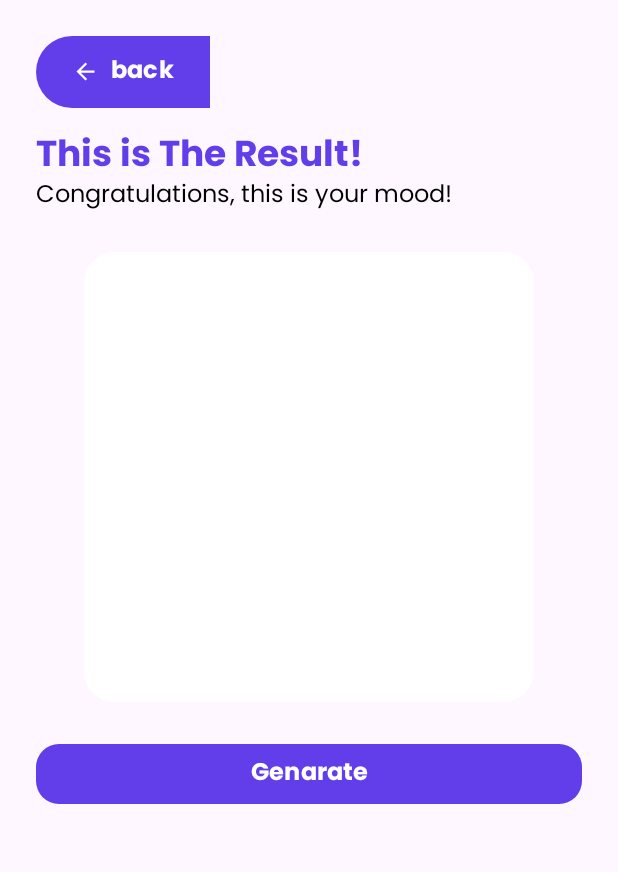
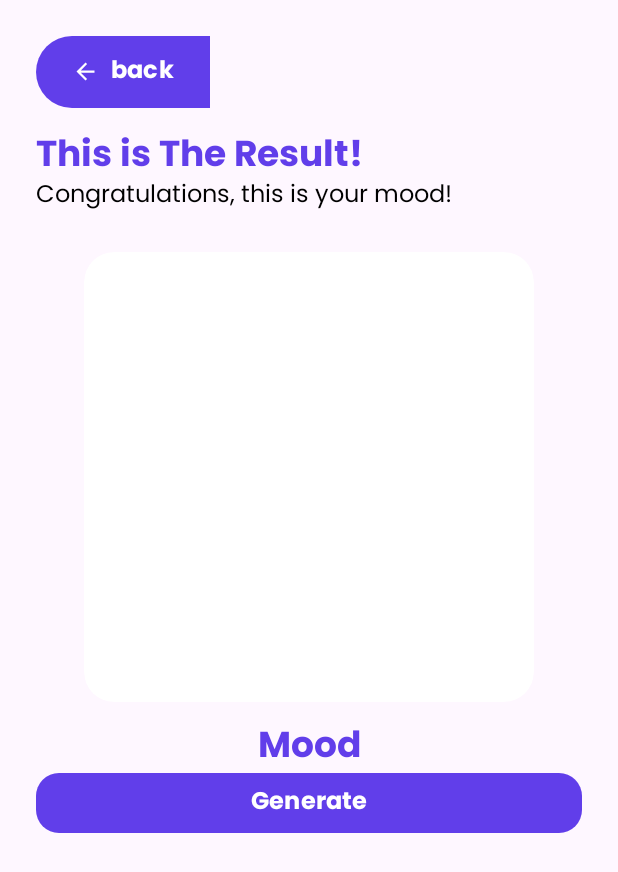
Before and after one commit to SoundMood/mobile-development, an Android app: the MoodResultActivity screen opened directly, with no data from a screen before it, on a phone screen of 412 x 824 dp. Shown: the top 872 px of the screen. Run offline under Robolectric (Android 15) with nearby library versions, the phone set to English and light mode, and no system bars.

Commit message:
Loading Update on Homepage, dan Mood Result

```diff
--- a/app/src/main/java/com/example/soundmood/ui/fragment/homepage/HomePageFragment.kt
+++ b/app/src/main/java/com/example/soundmood/ui/fragment/homepage/HomePageFragment.kt
@@ -53,8 +53,10 @@ class HomePageFragment : Fragment() {
 
         viewModel.isLoading.observe(viewLifecycleOwner){isLoading->
             if(isLoading){
+                binding.ivLoad.visibility = View.VISIBLE
                 binding.progressBar.visibility = View.VISIBLE
             }else{
+                binding.ivLoad.visibility = View.GONE
                 binding.progressBar.visibility = View.GONE
             }
         }
--- a/app/src/main/java/com/example/soundmood/ui/fragment/profilepage/ProfilePageFragment.kt
+++ b/app/src/main/java/com/example/soundmood/ui/fragment/profilepage/ProfilePageFragment.kt
@@ -8,6 +8,7 @@ import android.view.View
 import android.view.ViewGroup
 import androidx.appcompat.app.AppCompatDelegate
 import androidx.fragment.app.viewModels
+import com.bumptech.glide.Glide
 import com.example.soundmood.databinding.FragmentProfilepagefragmentBinding
 import com.example.soundmood.ui.ViewModelFactory
 import com.example.soundmood.ui.loginpage.LoginActivity
--- a/app/src/main/res/layout/activity_mood_result.xml
+++ b/app/src/main/res/layout/activity_mood_result.xml
@@ -61,10 +61,28 @@
         android:layout_height="wrap_content"
         android:text="@string/genarate"
         style="@style/CustomButtonStyle"
-        app:layout_constraintTop_toBottomOf="@id/img_mood_result"
-        android:layout_marginTop="24dp"
+        app:layout_constraintTop_toBottomOf="@id/tvmoodresult"
+        android:layout_marginTop="-8dp"
         android:layout_marginLeft="24dp"
         android:layout_marginRight="24dp"/>
+
+    <TextView
+        android:id="@+id/tvmoodresult"
+        android:layout_width="wrap_content"
+        android:layout_height="wrap_content"
+        android:text="@string/mood"
+        style="@style/TitleTextStyle"
+        android:layout_marginTop="10dp"
+        app:layout_constraintEnd_toEndOf="@+id/img_mood_result"
+        app:layout_constraintStart_toStartOf="@+id/img_mood_result"
+        app:layout_constraintTop_toBottomOf="@+id/img_mood_result" />
+    <ImageView
+        android:id="@+id/ivLoad"
+        android:contentDescription="@string/loading_white"
+        android:visibility="gone"
+        android:layout_width="match_parent"
+        android:layout_height="match_parent"
+        android:background="@color/white"/>
     <ProgressBar
         android:id="@+id/progressBar"
         style="?android:attr/progressBarStyle"
--- a/app/src/main/res/values/strings.xml
+++ b/app/src/main/res/values/strings.xml
@@ -45,11 +45,13 @@
     <string name="neutral">Neutral</string>
     <string name="album_name">Album Name</string>
     <string name="album_cover">Album Cover</string>
-    <string name="genarate">Genarate</string>
+    <string name="genarate">Generate</string>
     <string name="this_is_the_result">This is The Result!</string>
     <string name="congratulations_this_is_your_mood">Congratulations, this is your mood!</string>
     <string name="lets_take_a_selfie">Lets Take a Selfie</string>
     <string name="tap_the_camera_button_to_take_selfie">Tap the Camera Button to Take Selfie</string>
     <string name="here_is_your_playlist_track">Here is Your Playlist Track</string>
     <string name="this_is_our_playlist_recommendation_for_you">This is our playlist recommendation for you</string>
+    <string name="mood">Mood</string>
+    <string name="loading_white">Loading White</string>
 </resources>
```
Also changed, not shown: app/src/main/java/com/example/soundmood/ui/moodresultpage/MoodResultActivity.kt (+22 -5 lines), app/src/main/res/layout/fragment_homepagefragment.xml (+20 -10 lines).
